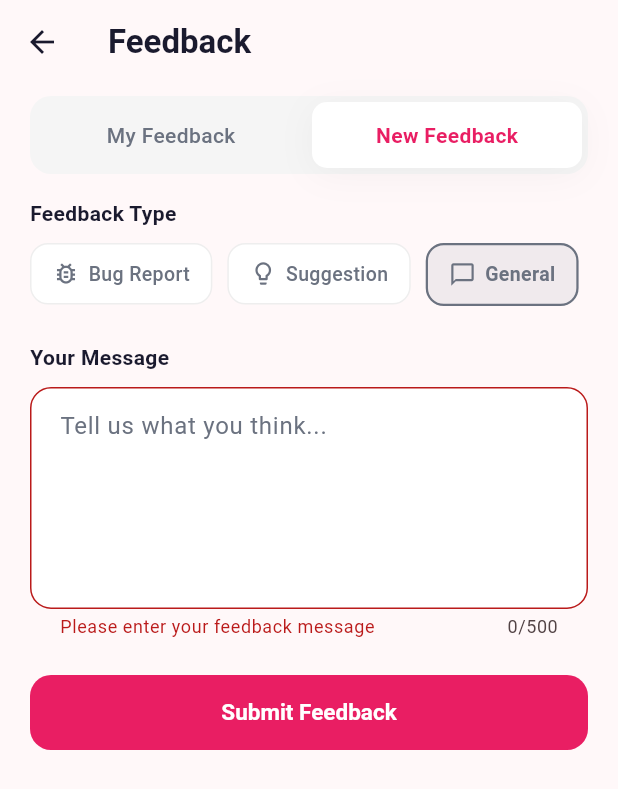
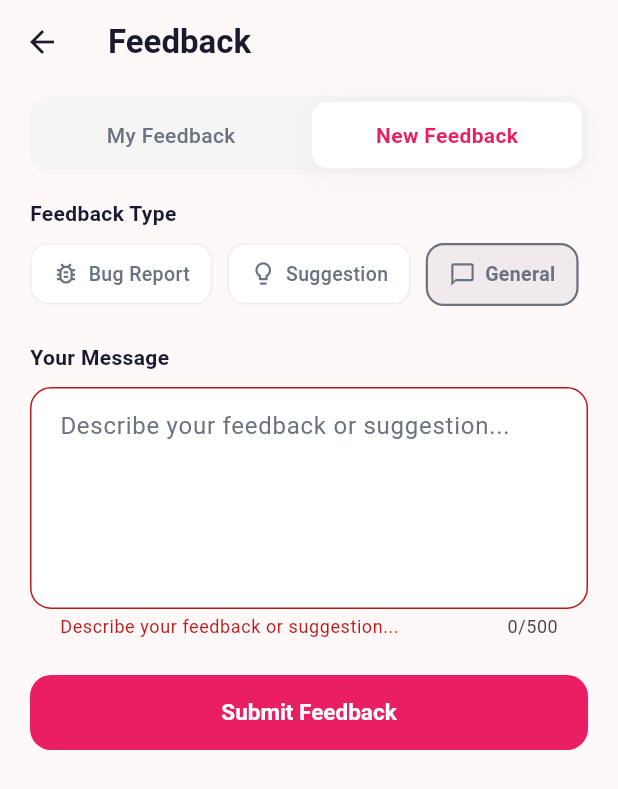
Before and after one commit to abdelaziz-allam/pet-roll-ai, a Flutter app: the FeedbackScreen screen opened directly, after a tap on "New Feedback", after a tap on "Submit Feedback", on a phone screen of 412 x 824 dp. Shown: the top 789 px of the screen. Run offline on Flutter 3.47's test engine with Material 3 defaults, Android fonts, the phone set to English and light mode, and no system bars; our stand-ins replace cached_network_image, cloud_firestore, dio, file_picker, firebase_auth, firebase_core and 18 more; accounts and stored records are empty; network calls fail.

Commit message:
fix(app): localize screens, add token refresh, improve feedback UX
- Login screen: all strings now use AppLocalizations (language switch works)
- Home/Pets screens: nav labels and empty state use localized strings
- ApiService: added refresh token storage and auto-refresh on 401
- Feedback screen: optimistic updates after submit, localized labels,
  relative timestamps, pull-to-refresh

```diff
--- a/monorepo/app/lib/features/feedback/feedback_screen.dart
+++ b/monorepo/app/lib/features/feedback/feedback_screen.dart
@@ -1,6 +1,7 @@
 import 'package:flutter/material.dart';
 import '../../core/services/api_service.dart';
 import '../../core/theme/app_theme.dart';
+import '../../l10n/generated/app_localizations.dart';
 
 class FeedbackScreen extends StatefulWidget {
   const FeedbackScreen({super.key});
@@ -10,11 +11,10 @@ class FeedbackScreen extends StatefulWidget {
 }
 
 class _FeedbackScreenState extends State<FeedbackScreen> {
-  int _selectedTab = 0; // 0 = My Feedback, 1 = New Feedback
+  int _selectedTab = 0;
   bool _loading = true;
-  List<dynamic> _feedbackList = [];
+  List<Map<String, dynamic>> _feedbackList = [];
 
-  // Form state
   String _selectedType = 'general';
   final _messageController = TextEditingController();
   final _formKey = GlobalKey<FormState>();
@@ -38,7 +38,8 @@ class _FeedbackScreenState extends State<FeedbackScreen> {
       final api = ApiService();
       final response = await api.get('/feedback?page=1&limit=50');
       if (response is Map<String, dynamic>) {
-        _feedbackList = response['data'] ?? [];
+        final list = response['data'] as List? ?? [];
+        _feedbackList = list.map((e) => Map<String, dynamic>.from(e as Map)).toList();
       }
     } catch (_) {}
     if (mounted) setState(() => _loading = false);
@@ -50,71 +51,86 @@ class _FeedbackScreenState extends State<FeedbackScreen> {
     setState(() => _submitting = true);
     try {
       final api = ApiService();
-      await api.post('/feedback', {
+      final result = await api.post('/feedback', {
         'type': _selectedType,
         'message': _messageController.text.trim(),
       });
+
+      // Optimistic: add the new item to the top of the list
+      if (result is Map<String, dynamic>) {
+        _feedbackList.insert(0, Map<String, dynamic>.from(result));
+      }
+
       _messageController.clear();
       setState(() {
         _selectedType = 'general';
         _selectedTab = 0;
+        _submitting = false;
       });
-      _loadFeedback();
+
       if (mounted) {
         ScaffoldMessenger.of(context).showSnackBar(
-          const SnackBar(
-            content: Text('Feedback submitted successfully!'),
+          SnackBar(
+            content: Text(AppLocalizations.of(context)!.feedbackSent),
             backgroundColor: AppTheme.success,
+            behavior: SnackBarBehavior.floating,
+            shape: RoundedRectangleBorder(borderRadius: BorderRadius.circular(10)),
           ),
         );
       }
     } catch (e) {
+      setState(() => _submitting = false);
       if (mounted) {
         ScaffoldMessenger.of(context).showSnackBar(
           SnackBar(
-            content: Text('Error submitting feedback: $e'),
+            content: Text('$e'),
             backgroundColor: AppTheme.error,
+            behavior: SnackBarBehavior.floating,
           ),
         );
       }
     }
-    if (mounted) setState(() => _submitting = false);
   }
 
-  DateTime _parseTimestamp(dynamic timestamp) {
+  String _formatDate(dynamic timestamp) {
+    DateTime date;
     if (timestamp is Map) {
       final seconds = timestamp['_seconds'] ?? 0;
-      return DateTime.fromMillisecondsSinceEpoch(seconds * 1000);
+      date = DateTime.fromMillisecondsSinceEpoch((seconds as int) * 1000);
+    } else if (timestamp is String) {
+      date = DateTime.tryParse(timestamp) ?? DateTime.now();
+    } else {
+      date = DateTime.now();
     }
-    return DateTime.now();
-  }
-
-  String _formatDate(DateTime date) {
-    final months = [
-      'Jan', 'Feb', 'Mar', 'Apr', 'May', 'Jun',
-      'Jul', 'Aug', 'Sep', 'Oct', 'Nov', 'Dec'
-    ];
+    final now = DateTime.now();
+    final diff = now.difference(date);
+    if (diff.inMinutes < 1) return 'Just now';
+    if (diff.inMinutes < 60) return '${diff.inMinutes}m ago';
+    if (diff.inHours < 24) return '${diff.inHours}h ago';
+    if (diff.inDays < 7) return '${diff.inDays}d ago';
+    final months = ['Jan','Feb','Mar','Apr','May','Jun','Jul','Aug','Sep','Oct','Nov','Dec'];
     return '${months[date.month - 1]} ${date.day}, ${date.year}';
   }
 
   @override
   Widget build(BuildContext context) {
+    final l10n = AppLocalizations.of(context)!;
     return Scaffold(
       appBar: AppBar(
-        title: const Text('Feedback', style: TextStyle(fontWeight: FontWeight.w700)),
+        title: Text(l10n.feedback, style: const TextStyle(fontWeight: FontWeight.w700)),
       ),
       body: Column(
         children: [
-          _buildTabToggle(),
+          _buildTabToggle(l10n),
           Expanded(
-            child: _selectedTab == 0 ? _buildMyFeedback() : _buildNewFeedback(),
+            child: _selectedTab == 0 ? _buildMyFeedback(l10n) : _buildNewFeedback(l10n),
           ),
         ],
       ),
     );
   }
 
-  Widget _buildTabToggle() {
+  Widget _buildTabToggle(AppLocalizations l10n) {
     return Padding(
       padding: const EdgeInsets.fromLTRB(20, 8, 20, 16),
       child: Container(
@@ -125,9 +141,9 @@ class _FeedbackScreenState extends State<FeedbackScreen> {
         padding: const EdgeInsets.all(4),
         child: Row(
           children: [
-            Expanded(child: _buildTabButton('My Feedback', 0)),
+            Expanded(child: _buildTabButton(l10n.myFeedback, 0)),
             const SizedBox(width: 4),
-            Expanded(child: _buildTabButton('New Feedback', 1)),
+            Expanded(child: _buildTabButton(l10n.newFeedback, 1)),
           ],
         ),
       ),
@@ -160,11 +176,9 @@ class _FeedbackScreenState extends State<FeedbackScreen> {
     );
   }
 
-  Widget _buildMyFeedback() {
+  Widget _buildMyFeedback(AppLocalizations l10n) {
     if (_loading) {
-      return const Center(
-        child: CircularProgressIndicator(color: AppTheme.primary),
-      );
+      return const Center(child: CircularProgressIndicator(color: AppTheme.primary));
     }
 
     if (_feedbackList.isEmpty) {
@@ -177,12 +191,19 @@ class _FeedbackScreenState extends State<FeedbackScreen> {
               Icon(Icons.feedback_outlined, size: 64, color: Colors.grey.shade300),
               const SizedBox(height: 16),
               Text(
-                'No feedback yet.\nShare your thoughts with us!',
+                l10n.noFeedbackYet,
                 textAlign: TextAlign.center,
-                style: TextStyle(
-                  fontSize: 16,
-                  color: AppTheme.textSecondary,
-                  height: 1.5,
+                style: const TextStyle(fontSize: 16, color: AppTheme.textSecondary, height: 1.5),
+              ),
+              const SizedBox(height: 20),
+              OutlinedButton.icon(
+                onPressed: () => setState(() => _selectedTab = 1),
+                icon: const Icon(Icons.add, size: 18),
+                label: Text(l10n.newFeedback),
+                style: OutlinedButton.styleFrom(
+                  foregroundColor: AppTheme.primary,
+                  side: const BorderSide(color: AppTheme.primary),
+                  shape: RoundedRectangleBorder(borderRadius: BorderRadius.circular(12)),
                 ),
               ),
             ],
@@ -197,17 +218,17 @@ class _FeedbackScreenState extends State<FeedbackScreen> {
       child: ListView.builder(
         padding: const EdgeInsets.symmetric(horizontal: 20),
         itemCount: _feedbackList.length,
-        itemBuilder: (context, index) => _buildFeedbackCard(_feedbackList[index]),
+        itemBuilder: (context, index) => _buildFeedbackCard(_feedbackList[index], l10n),
       ),
     );
   }
 
-  Widget _buildFeedbackCard(Map<String, dynamic> item) {
+  Widget _buildFeedbackCard(Map<String, dynamic> item, AppLocalizations l10n) {
     final type = item['type'] ?? 'general';
     final message = item['message'] ?? '';
     final status = item['status'] ?? 'open';
     final adminReply = item['adminReply'];
-    final createdAt = _parseTimestamp(item['createdAt']);
+    final createdAt = item['createdAt'];
 
     return Container(
       margin: const EdgeInsets.only(bottom: 14),
@@ -222,27 +243,20 @@ class _FeedbackScreenState extends State<FeedbackScreen> {
         children: [
           Row(
             children: [
-              _buildTypeBadge(type),
+              _buildTypeBadge(type, l10n),
               const Spacer(),
-              _buildStatusBadge(status),
+              _buildStatusBadge(status, l10n),
             ],
           ),
           const SizedBox(height: 12),
           Text(
             message,
-            style: const TextStyle(
-              fontSize: 14,
-              color: AppTheme.textPrimary,
-              height: 1.5,
-            ),
+            style: const TextStyle(fontSize: 14, color: AppTheme.textPrimary, height: 1.5),
           ),
           const SizedBox(height: 10),
           Text(
             _formatDate(createdAt),
-            style: const TextStyle(
-              fontSize: 12,
-              color: AppTheme.textSecondary,
-            ),
+            style: const TextStyle(fontSize: 12, color: AppTheme.textSecondary),
           ),
           if (status == 'replied' && adminReply != null) ...[
             const SizedBox(height: 12),
@@ -262,23 +276,15 @@ class _FeedbackScreenState extends State<FeedbackScreen> {
                       Icon(Icons.reply, size: 14, color: AppTheme.success),
                       const SizedBox(width: 6),
                       Text(
-                        'Admin Reply',
-                        style: TextStyle(
-                          fontSize: 12,
-                          fontWeight: FontWeight.w600,
-                          color: AppTheme.success,
-                        ),
+                        l10n.adminReply,
+                        style: TextStyle(fontSize: 12, fontWeight: FontWeight.w600, color: AppTheme.success),
                       ),
                     ],
                   ),
                   const SizedBox(height: 6),
                   Text(
                     adminReply,
-                    style: const TextStyle(
-                      fontSize: 13,
-                      color: AppTheme.textPrimary,
-                      height: 1.4,
-                    ),
+                    style: const TextStyle(fontSize: 13, color: AppTheme.textPrimary, height: 1.4),
                   ),
                 ],
               ),
@@ -289,21 +295,21 @@ class _FeedbackScreenState extends State<FeedbackScreen> {
     );
   }
 
-  Widget _buildTypeBadge(String type) {
+  Widget _buildTypeBadge(String type, AppLocalizations l10n) {
     Color color;
     String label;
     switch (type) {
       case 'bug':
         color = AppTheme.error;
-        label = 'Bug';
+        label = l10n.bugReport;
         break;
       case 'suggestion':
         color = const Color(0xFF3B82F6);
-        label = 'Suggestion';
+        label = l10n.suggestion;
         break;
       default:
         color = AppTheme.textSecondary;
-        label = 'General';
+        label = l10n.general;
     }
 
     return Container(
@@ -312,32 +318,25 @@ class _FeedbackScreenState extends State<FeedbackScreen> {
         color: color.withOpacity(0.1),
         borderRadius: BorderRadius.circular(8),
       ),
-      child: Text(
-        label,
-        style: TextStyle(
-          fontSize: 12,
-          fontWeight: FontWeight.w600,
-          color: color,
-        ),
-      ),
+      child: Text(label, style: TextStyle(fontSize: 12, fontWeight: FontWeight.w600, color: color)),
     );
   }
 
-  Widget _buildStatusBadge(String status) {
+  Widget _buildStatusBadge(String status, AppLocalizations l10n) {
     Color color;
     String label;
     switch (status) {
       case 'open':
         color = AppTheme.warning;
-        label = 'Open';
+        label = l10n.open;
         break;
       case 'replied':
         color = AppTheme.success;
-        label = 'Replied';
+        label = l10n.replied;
         break;
       default:
         color = AppTheme.textSecondary;
-        label = 'Closed';
+        label = l10n.closed;
     }
 
     return Container(
@@ -346,18 +345,11 @@ class _FeedbackScreenState extends State<FeedbackScreen> {
         color: color.withOpacity(0.1),
         borderRadius: BorderRadius.circular(8),
       ),
-      child: Text(
-        label,
-        style: TextStyle(
-          fontSize: 12,
-          fontWeight: FontWeight.w600,
-          color: color,
-        ),
-      ),
+      child: Text(label, style: TextStyle(fontSize: 12, fontWeight: FontWeight.w600, color: color)),
     );
   }
 
-  Widget _buildNewFeedback() {
+  Widget _buildNewFeedback(AppLocalizations l10n) {
     return SingleChildScrollView(
       padding: const EdgeInsets.symmetric(horizontal: 20),
       child: Form(
@@ -365,38 +357,30 @@ class _FeedbackScreenState extends State<FeedbackScreen> {
         child: Column(
           crossAxisAlignment: CrossAxisAlignment.start,
           children: [
-            const Text(
-              'Feedback Type',
-              style: TextStyle(
-                fontSize: 14,
-                fontWeight: FontWeight.w600,
-                color: AppTheme.textPrimary,
-              ),
+            Text(
+              l10n.general == 'Allmänt' ? 'Feedbacktyp' : 'Feedback Type',
+              style: const TextStyle(fontSize: 14, fontWeight: FontWeight.w600, color: AppTheme.textPrimary),
             ),
             const SizedBox(height: 10),
-            _buildTypeSelector(),
+            _buildTypeSelector(l10n),
             const SizedBox(height: 24),
-            const Text(
-              'Your Message',
-              style: TextStyle(
-                fontSize: 14,
-                fontWeight: FontWeight.w600,
-                color: AppTheme.textPrimary,
-              ),
+            Text(
+              l10n.general == 'Allmänt' ? 'Ditt meddelande' : 'Your Message',
+              style: const TextStyle(fontSize: 14, fontWeight: FontWeight.w600, color: AppTheme.textPrimary),
             ),
             const SizedBox(height: 10),
             TextFormField(
               controller: _messageController,
               maxLines: 5,
               maxLength: 500,
-              decoration: const InputDecoration(
-                hintText: 'Tell us what you think...',
-                hintStyle: TextStyle(color: AppTheme.textSecondary),
+              decoration: InputDecoration(
+                hintText: l10n.feedbackPlaceholder,
+                hintStyle: const TextStyle(color: AppTheme.textSecondary),
                 alignLabelWithHint: true,
               ),
               validator: (value) {
                 if (value == null || value.trim().isEmpty) {
-                  return 'Please enter your feedback message';
+                  return l10n.feedbackPlaceholder;
                 }
                 return null;
               },
@@ -409,14 +393,10 @@ class _FeedbackScreenState extends State<FeedbackScreen> {
                 onPressed: _submitting ? null : _submitFeedback,
                 child: _submitting
                     ? const SizedBox(
-                        width: 22,
-                        height: 22,
-                        child: CircularProgressIndicator(
-                          strokeWidth: 2.5,
-                          color: Colors.white,
-                        ),
+                        width: 22, height: 22,
+                        child: CircularProgressIndicator(strokeWidth: 2.5, color: Colors.white),
                       )
-                    : const Text('Submit Feedback'),
+                    : Text(l10n.submitFeedback),
               ),
             ),
             const SizedBox(height: 40),
@@ -426,13 +406,13 @@ class _FeedbackScreenState extends State<FeedbackScreen> {
     );
   }
 
-  Widget _buildTypeSelector() {
+  Widget _buildTypeSelector(AppLocalizations l10n) {
     return Wrap(
       spacing: 10,
       children: [
-        _buildTypeChip('bug', 'Bug Report', Icons.bug_report_outlined, AppTheme.error),
-        _buildTypeChip('suggestion', 'Suggestion', Icons.lightbulb_outline, const Color(0xFF3B82F6)),
-        _buildTypeChip('general', 'General', Icons.chat_bubble_outline, AppTheme.textSecondary),
+        _buildTypeChip('bug', l10n.bugReport, Icons.bug_report_outlined, AppTheme.error),
+        _buildTypeChip('suggestion', l10n.suggestion, Icons.lightbulb_outline, const Color(0xFF3B82F6)),
+        _buildTypeChip('general', l10n.general, Icons.chat_bubble_outline, AppTheme.textSecondary),
       ],
     );
   }
--- a/monorepo/app/lib/l10n/app_en.arb
+++ b/monorepo/app/lib/l10n/app_en.arb
@@ -61,6 +61,8 @@
     }
   },
   "noPetsYet": "No pets yet",
+  "yourFurryFamily": "Your furry family members",
+  "tapToAddPet": "Tap + to add your first pet",
   "dangerZone": "Danger Zone",
   "permanentlyRemoveData": "Permanently remove all data",
   "english": "English",
--- a/monorepo/app/lib/l10n/app_sv.arb
+++ b/monorepo/app/lib/l10n/app_sv.arb
@@ -61,6 +61,8 @@
     }
   },
   "noPetsYet": "Inga husdjur ännu",
+  "yourFurryFamily": "Dina lurviga familjemedlemmar",
+  "tapToAddPet": "Tryck + för att lägga till ditt första husdjur",
   "dangerZone": "Riskzon",
   "permanentlyRemoveData": "Ta bort all data permanent",
   "english": "English",
```
Also changed, not shown: monorepo/app/lib/core/services/api_service.dart (+94 -6 lines), monorepo/app/lib/features/auth/login_screen.dart (+20 -21 lines), monorepo/app/lib/features/home/home_screen.dart (+13 -9 lines), monorepo/app/lib/features/pets/screens/pets_screen.dart (+7 -6 lines), monorepo/app/lib/l10n/generated/app_localizations.dart, monorepo/app/lib/l10n/generated/app_localizations_en.dart, monorepo/app/lib/l10n/generated/app_localizations_sv.dart.
